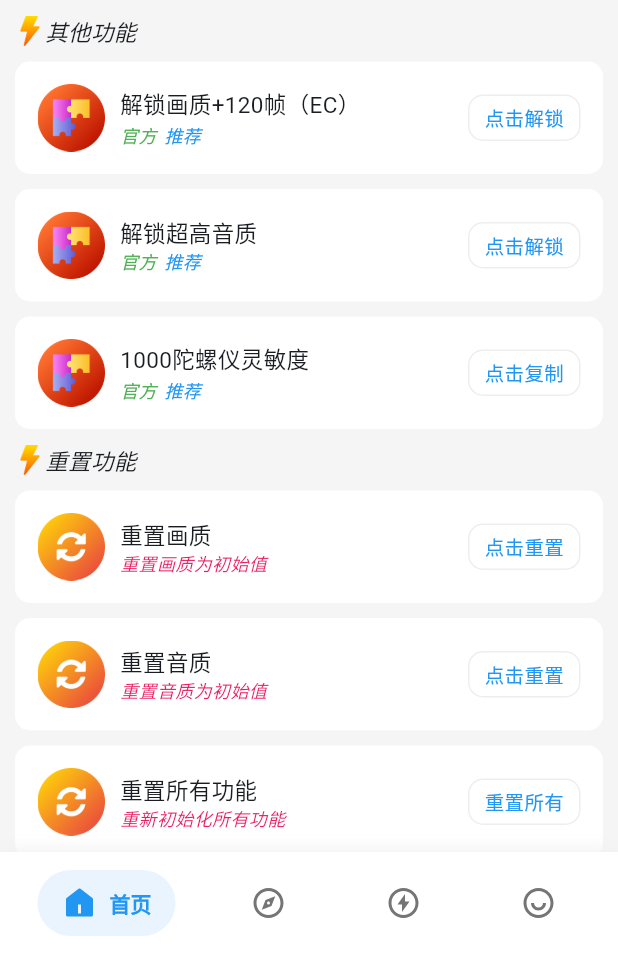
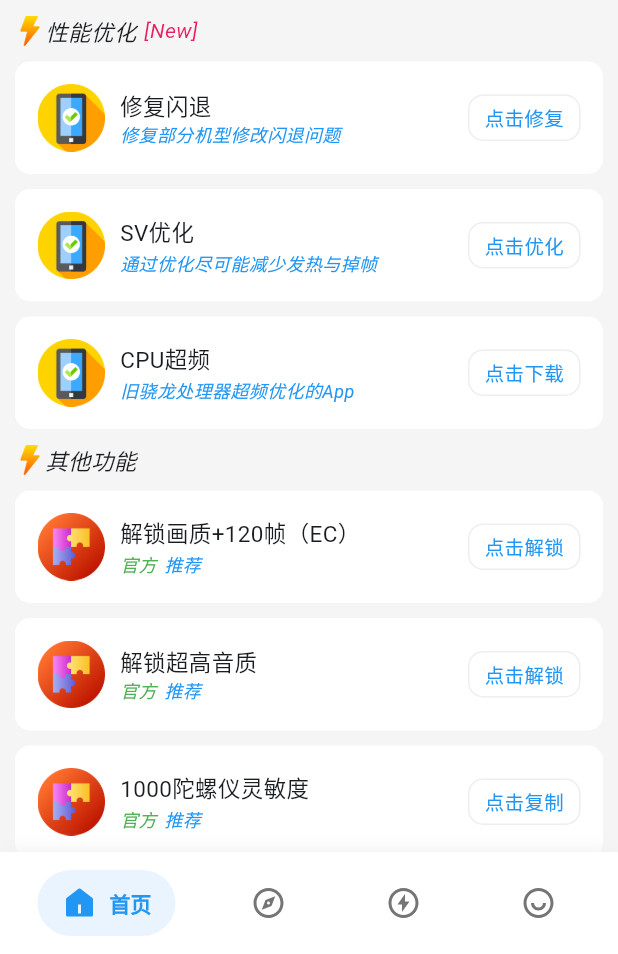
Before and after one commit to shinexoh/pubg-hzx, a Flutter app: the screen it shows after launch, scrolled down 576 dp, on a phone screen of 412 x 824 dp, the part 282-1236 px from its top. Run offline on Flutter 3.47's test engine with Material 2 defaults, Android fonts, the phone set to English and light mode, and no system bars; drawn by our look-alikes of oktoast, salomon_bottom_bar; our stand-ins replace awesome_dialog, battery_plus, connectivity_plus, device_info_plus, dio, get and 5 more; missing offline and left inert: android_intent_plus, device_apps, shared_storage; network calls fail; statements that could not run were skipped.

Commit message:
新增新功能和优化UI

```diff
--- a/lib/config/assets_config.dart
+++ b/lib/config/assets_config.dart
@@ -7,6 +7,7 @@ class AssetsConfig {
   static const String permission = 'assets/icon/permission.png';
 
   static const String quick = 'assets/icon/quick.png';
+  static const String power = 'assets/icon/power.png';
   static const String other = 'assets/icon/other.png';
   static const String restore = 'assets/icon/restore.png';
   static const String diversify = 'assets/icon/diversify.png';
--- a/lib/config/function_config.dart
+++ b/lib/config/function_config.dart
@@ -11,15 +11,21 @@ class FunctionConfig {
 
   ///性能优化
   static const List powerData = [
-    {'title': '修复闪退', 'subtitle': '如部分华为、OPPO、VIVO等机型修改后出现游戏闪退，可通过修复解决！'},
+    {
+      'title': '修复闪退',
+      'subtitle': '修复部分机型修改闪退问题',
+      'content': '如部分华为、OPPO、VIVO等机型修改后出现游戏闪退，可通过修复解决！'
+    },
     {
       'title': 'SV优化',
-      'subtitle': '是否注入SV优化，将会减少发热与掉帧，并锁定后台所运行的程序将游戏放入优先级，把流畅度优化到极致！'
+      'subtitle': '通过优化尽可能减少发热与掉帧',
+      'content': '是否注入SV优化，将会减少发热与掉帧，并锁定后台所运行的程序将游戏放入优先级，把流畅度优化到极致！'
     },
     {
       'title': 'CPU超频',
-      'subtitle':
-          '什么是CPU超频？这是一款支持高通骁龙处理器大核小核的调节软件，可调满血或者锁定频率，无需手机Root权限。软件需要开启后台服务才会一直有效，超频后需将应用放入白名单防止杀后台！'
+      'subtitle': '旧骁龙处理器超频优化的App',
+      'content':
+          '这是一款支持高通骁龙处理器大核小核的调节软件，可调满血或者锁定频率，无需手机Root权限。软件需要开启后台服务才会一直有效，超频后需将应用放入白名单防止杀后台！'
     }
   ];
 
--- a/lib/controller/home_controller.dart
+++ b/lib/controller/home_controller.dart
@@ -47,15 +47,6 @@ class HomeController extends GetxController {
     }
   }
 
-  //切换游戏版本
-  void onGameVer() {
-    DialogStyle.mainDialog(
-      subTitle: '暂不支持切换游戏版本',
-      showCanceButton: false,
-      onOkButton: () => Get.back(),
-    );
-  }
-
   //快捷修改
   void onQuick(int index) async {
     if (await AppUtil.checkDlFile()) {
@@ -65,6 +56,51 @@ class HomeController extends GetxController {
         filePath: FileConfig.quickFile[index],
         title: FunctionConfig.quickData[index],
       );
+    }
+  }
+
+  //性能优化
+  void onPower(int index) {
+    switch (index) {
+      case 0:
+        DialogStyle.mainDialog(
+          title: FunctionConfig.powerData[index]['title'],
+          subTitle: FunctionConfig.powerData[index]['content'],
+          okButtonTitle: '修复',
+          onOkButton: () {
+            Get.back();
+            SpUtil.containsKey(AppConfig.taskKey)
+                ? showToast('修复成功')
+                : AppDialog.taskDialog();
+          },
+        );
+        break;
+      case 1:
+        DialogStyle.mainDialog(
+          title: FunctionConfig.powerData[index]['title'],
+          subTitle: FunctionConfig.powerData[index]['content'],
+          okButtonTitle: '注入优化',
+          onOkButton: () {
+            Get.back();
+            SpUtil.containsKey(AppConfig.taskKey)
+                ? showToast('SV优化注入成功')
+                : AppDialog.taskDialog();
+          },
+        );
+        break;
+      case 2:
+        DialogStyle.mainDialog(
+          title: FunctionConfig.powerData[index]['title'],
+          subTitle: FunctionConfig.powerData[index]['content'],
+          okButtonTitle: '立即下载',
+          onOkButton: () {
+            Get.back();
+            SpUtil.containsKey(AppConfig.taskKey)
+                ? AppUtil.openUrl('https://rcls.lanzoub.com/ieuBj0tndm4h')
+                : AppDialog.taskDialog();
+          },
+        );
+        break;
     }
   }
 
--- a/lib/page/home_page.dart
+++ b/lib/page/home_page.dart
@@ -31,6 +31,8 @@ class _HomePageState extends State<HomePage> {
           infoBar(),
           textBar('快捷修改'),
           quickBar(),
+          textBar('性能优化', showNewTag: true),
+          powerBar(),
           textBar('其他功能'),
           otherBar(),
           textBar('重置功能'),
@@ -135,18 +137,17 @@ class _HomePageState extends State<HomePage> {
           ),
           padding: const EdgeInsets.all(15),
           decoration: BoxDecoration(
-              color: Colors.white, borderRadius: BorderRadius.circular(10)),
-          child: Row(
-            mainAxisAlignment: MainAxisAlignment.spaceBetween,
-            children: [
-              Row(children: [
+            color: Colors.white,
+            borderRadius: BorderRadius.circular(10),
+          ),
+          child: Row(children: [
             Image.asset(AssetsConfig.quick, height: 45, width: 45),
             const SizedBox(width: 10),
-                Column(
-                  crossAxisAlignment: CrossAxisAlignment.start,
-                  children: [
-                    Text(FunctionConfig.quickData[index],
-                        style: const TextStyle(fontSize: 15)),
+            Column(crossAxisAlignment: CrossAxisAlignment.start, children: [
+              Text(
+                FunctionConfig.quickData[index],
+                style: const TextStyle(fontSize: 15),
+              ),
               const Row(children: [
                 Text('官方',
                     style: TextStyle(
@@ -159,10 +160,9 @@ class _HomePageState extends State<HomePage> {
                         color: Colors.blue,
                         fontSize: 12,
                         fontStyle: FontStyle.italic)),
-                    ])
-                  ],
-                )
               ]),
+            ]),
+            const Spacer(),
             OnInk(
               color: Colors.white,
               borderRadius: BorderRadius.circular(10),
@@ -177,8 +177,63 @@ class _HomePageState extends State<HomePage> {
                     style: TextStyle(color: Colors.blue, fontSize: 13)),
               ),
             ),
-            ],
+          ]),
+        );
+      }),
+    );
+  }
+
+  Widget powerBar() {
+    return Column(
+      children: List.generate(FunctionConfig.powerData.length, (index) {
+        return Container(
+          width: double.infinity,
+          margin: EdgeInsets.only(
+            left: 10,
+            right: 10,
+            top: index == 0 ? 10 : 0,
+            bottom: index == FunctionConfig.powerData.length - 1 ? 0 : 10,
           ),
+          padding: const EdgeInsets.all(15),
+          decoration: BoxDecoration(
+            color: Colors.white,
+            borderRadius: BorderRadius.circular(10),
+          ),
+          child: Row(children: [
+            Image.asset(AssetsConfig.power, height: 45, width: 45),
+            const SizedBox(width: 10),
+            Column(crossAxisAlignment: CrossAxisAlignment.start, children: [
+              Text(
+                FunctionConfig.powerData[index]['title'],
+                style: const TextStyle(fontSize: 15),
+              ),
+              Text(FunctionConfig.powerData[index]['subtitle'],
+                  style: const TextStyle(
+                      color: Colors.blue,
+                      fontSize: 12,
+                      fontStyle: FontStyle.italic)),
+            ]),
+            const Spacer(),
+            OnInk(
+              color: Colors.white,
+              borderRadius: BorderRadius.circular(10),
+              onTap: () => homeController.onPower(index),
+              child: Container(
+                padding:
+                    const EdgeInsets.symmetric(horizontal: 10, vertical: 5),
+                decoration: BoxDecoration(
+                    borderRadius: BorderRadius.circular(10),
+                    border: Border.all(color: Colors.grey.shade200)),
+                child: Text(
+                    index == 0
+                        ? '点击修复'
+                        : index == 1
+                            ? '点击优化'
+                            : '点击下载',
+                    style: const TextStyle(color: Colors.blue, fontSize: 13)),
+              ),
+            ),
+          ]),
         );
       }),
     );
@@ -197,18 +252,17 @@ class _HomePageState extends State<HomePage> {
           ),
           padding: const EdgeInsets.all(15),
           decoration: BoxDecoration(
-              color: Colors.white, borderRadius: BorderRadius.circular(10)),
-          child: Row(
-            mainAxisAlignment: MainAxisAlignment.spaceBetween,
-            children: [
-              Row(children: [
+            color: Colors.white,
+            borderRadius: BorderRadius.circular(10),
+          ),
+          child: Row(children: [
             Image.asset(AssetsConfig.other, height: 45, width: 45),
             const SizedBox(width: 10),
-                Column(
-                  crossAxisAlignment: CrossAxisAlignment.start,
-                  children: [
-                    Text(FunctionConfig.otherData[index],
-                        style: const TextStyle(fontSize: 15)),
+            Column(crossAxisAlignment: CrossAxisAlignment.start, children: [
+              Text(
+                FunctionConfig.otherData[index],
+                style: const TextStyle(fontSize: 15),
+              ),
               const Row(children: [
                 Text('官方',
                     style: TextStyle(
@@ -221,10 +275,9 @@ class _HomePageState extends State<HomePage> {
                         color: Colors.blue,
                         fontSize: 12,
                         fontStyle: FontStyle.italic)),
-                    ])
-                  ],
-                )
               ]),
+            ]),
+            const Spacer(),
             OnInk(
               color: Colors.white,
               borderRadius: BorderRadius.circular(10),
@@ -239,8 +292,7 @@ class _HomePageState extends State<HomePage> {
                     style: const TextStyle(color: Colors.blue, fontSize: 13)),
               ),
             ),
-            ],
-          ),
+          ]),
         );
       }),
     );
@@ -259,28 +311,24 @@ class _HomePageState extends State<HomePage> {
           ),
           padding: const EdgeInsets.all(15),
           decoration: BoxDecoration(
-              color: Colors.white, borderRadius: BorderRadius.circular(10)),
-          child: Row(
-            mainAxisAlignment: MainAxisAlignment.spaceBetween,
-            children: [
-              Row(children: [
+            color: Colors.white,
+            borderRadius: BorderRadius.circular(10),
+          ),
+          child: Row(children: [
             Image.asset(AssetsConfig.restore, height: 45, width: 45),
             const SizedBox(width: 10),
-                Column(
-                  crossAxisAlignment: CrossAxisAlignment.start,
-                  children: [
-                    Text(FunctionConfig.restoreData[index]['title'],
-                        style: const TextStyle(fontSize: 15)),
-                    Row(children: [
+            Column(crossAxisAlignment: CrossAxisAlignment.start, children: [
+              Text(
+                FunctionConfig.restoreData[index]['title'],
+                style: const TextStyle(fontSize: 15),
+              ),
               Text(FunctionConfig.restoreData[index]['subtitle'],
                   style: const TextStyle(
                       color: Colors.pink,
                       fontSize: 12,
                       fontStyle: FontStyle.italic)),
-                    ])
-                  ],
-                )
             ]),
+            const Spacer(),
             OnInk(
               color: Colors.white,
               borderRadius: BorderRadius.circular(10),
@@ -295,22 +343,28 @@ class _HomePageState extends State<HomePage> {
                     style: const TextStyle(color: Colors.blue, fontSize: 13)),
               ),
             ),
-            ],
-          ),
+          ]),
         );
       }),
     );
   }
 
-  Widget textBar(String data) {
+  Widget textBar(String data, {bool showNewTag = false}) {
     return Padding(
       padding: const EdgeInsets.only(top: 10, left: 10),
       child: Row(
         children: [
           Image.asset(AssetsConfig.lightning, height: 20, width: 20),
-          Text(data,
-              style:
-                  const TextStyle(fontStyle: FontStyle.italic, fontSize: 15)),
+          Text(
+            data,
+            style: const TextStyle(fontStyle: FontStyle.italic, fontSize: 15),
+          ),
+          const SizedBox(width: 5),
+          showNewTag
+              ? const Text('[New]',
+                  style: TextStyle(
+                      color: Colors.pink, fontStyle: FontStyle.italic))
+              : const SizedBox(),
         ],
       ),
     );
--- a/lib/page/main_page.dart
+++ b/lib/page/main_page.dart
@@ -58,7 +58,6 @@ class _MainPageState extends State<MainPage> {
           /*
           floatingActionButton: FloatingActionButton(
             backgroundColor: Colors.blue,
-            shape: const CircleBorder(),
             onPressed: () => Get.toNamed('/cardpass'),
             child: const Icon(Icons.add, color: Colors.white),
           ),
--- a/lib/util/app_util.dart
+++ b/lib/util/app_util.dart
@@ -134,7 +134,7 @@ class AppUtil {
 
   ///随机修改画质
   static void randomUsePq({
-    required Function callBack, //修改成功后回调方法
+    required VoidCallback callBack, //修改成功后回调方法
     String errorToast = '修改失败，请检查权限是否授予',
   }) async {
     final random = Random().nextInt(FileConfig.allPqFile.length - 1);
--- a/lib/widgets/use_button.dart
+++ b/lib/widgets/use_button.dart
@@ -62,7 +62,8 @@ class UseButton extends StatelessWidget {
                     borderRadius: BorderRadius.circular(10),
                     border: Border.all(color: Colors.grey.shade200)),
                 child: const Text('点击修改',
-                      style: TextStyle(color: Colors.blue, fontSize: 13)))),
+                    style: TextStyle(color: Colors.blue, fontSize: 13))),
+          ),
         ],
       ),
     );
```
Also changed, not shown: assets/icon/power.png (added). Lines whose indentation alone changed are shown as unchanged.
